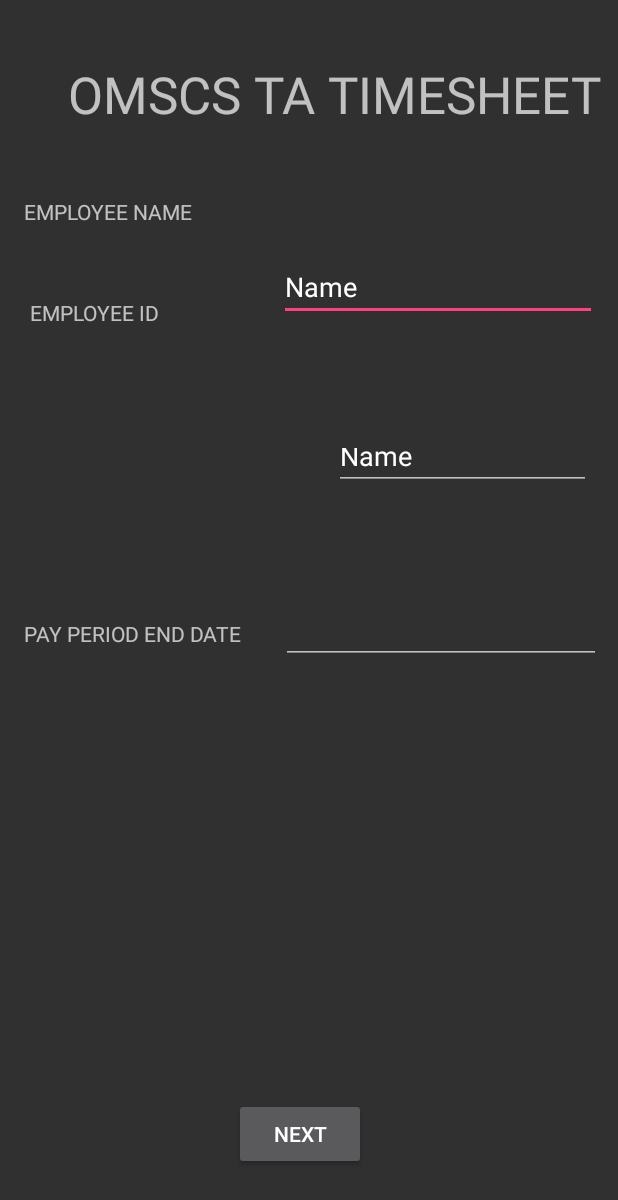
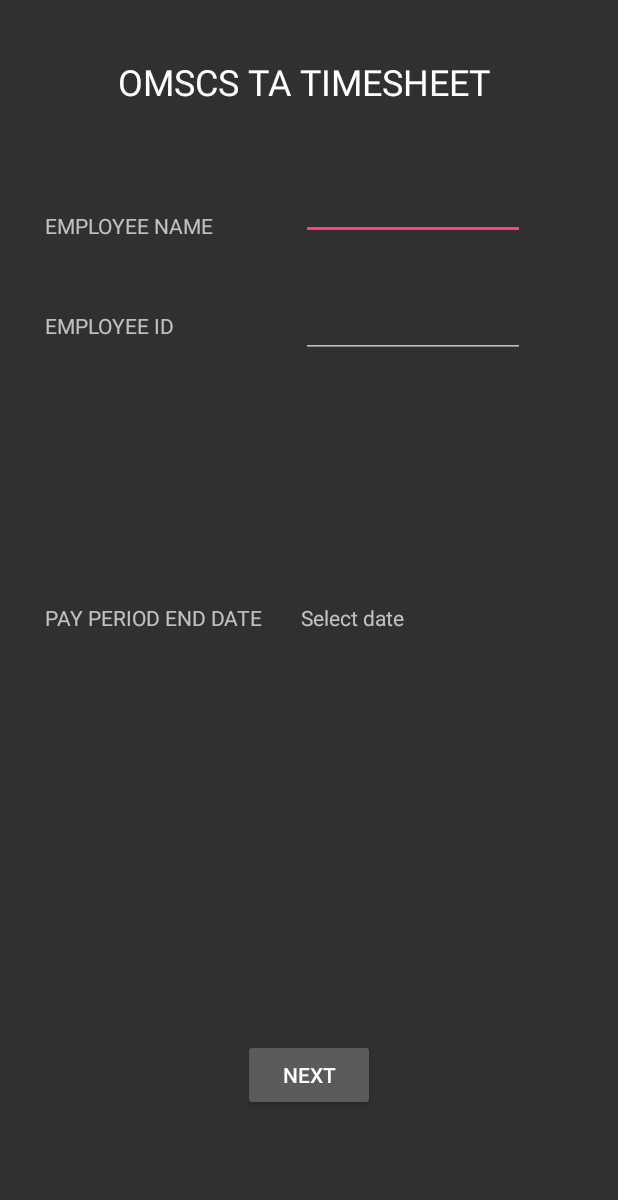
Before and after one commit to CS6460TeamKM/FinalCode, an Android app: the screen it shows after launch (MainActivity), on a phone screen of 412 x 824 dp. Shown: the top 1200 px of the screen. Run offline under Robolectric (Android 15) with nearby library versions, the phone set to English and light mode, and no system bars.

Commit message:
Added calender

```diff
--- a/Time_Sheet/app/src/main/res/layout/activity_main.xml
+++ b/Time_Sheet/app/src/main/res/layout/activity_main.xml
@@ -1,116 +1,91 @@
 <?xml version="1.0" encoding="utf-8"?>
-<android.support.constraint.ConstraintLayout xmlns:android="http://schemas.android.com/apk/res/android"
+<RelativeLayout xmlns:android="http://schemas.android.com/apk/res/android"
     xmlns:app="http://schemas.android.com/apk/res-auto"
     xmlns:tools="http://schemas.android.com/tools"
     android:layout_width="match_parent"
     android:layout_height="match_parent"
     tools:context="com.teamkm.time_sheet.MainActivity"
-    tools:layout_editor_absoluteY="81dp">
+    tools:layout_editor_absoluteY="81dp"
+    >
+
+
+    <TextView
+        android:id="@+id/textView"
+        android:layout_width="wrap_content"
+        android:layout_height="wrap_content"
+        android:layout_alignParentTop="true"
+        android:layout_centerHorizontal="true"
+        android:layout_marginTop="38dp"
+        android:text="OMSCS TA TIMESHEET "
+        android:textAppearance="@style/TextAppearance.AppCompat.Headline" />
+
+    <TextView
+        android:id="@+id/textView2"
+        android:layout_width="wrap_content"
+        android:layout_height="wrap_content"
+        android:layout_alignParentStart="true"
+        android:layout_below="@+id/textView"
+        android:layout_marginStart="30dp"
+        android:layout_marginTop="70dp"
+        android:text="EMPLOYEE NAME" />
+
+    <TextView
+        android:id="@+id/textView3"
+        android:layout_width="wrap_content"
+        android:layout_height="wrap_content"
+        android:layout_alignStart="@+id/textView2"
+        android:layout_below="@+id/textView2"
+        android:layout_marginTop="47dp"
+        android:text="EMPLOYEE ID" />
 
     <TextView
         android:id="@+id/textView4"
         android:layout_width="wrap_content"
         android:layout_height="wrap_content"
-        android:layout_marginBottom="46dp"
-        android:layout_marginEnd="11dp"
-        android:layout_marginTop="40dp"
-        android:text="OMSCS TA TIMESHEET"
-        android:textAppearance="@style/TextAppearance.AppCompat.Display1"
-        app:layout_constraintBottom_toTopOf="@+id/textView"
-        app:layout_constraintEnd_toEndOf="parent"
-        app:layout_constraintTop_toTopOf="parent" />
-
-    <TextView
-        android:id="@+id/textView"
-        android:layout_width="wrap_content"
-        android:layout_height="wrap_content"
-        android:layout_marginBottom="21dp"
-        android:layout_marginEnd="57dp"
-        android:layout_marginStart="16dp"
-        android:text="EMPLOYEE NAME"
-        app:layout_constraintBottom_toTopOf="@+id/textView2"
-        app:layout_constraintEnd_toStartOf="@+id/edName"
-        app:layout_constraintStart_toStartOf="parent"
-        app:layout_constraintTop_toBottomOf="@+id/textView4" />
-
-    <TextView
-        android:id="@+id/textView2"
-        android:layout_width="116dp"
-        android:layout_height="21dp"
-        android:layout_marginEnd="83dp"
-        android:layout_marginStart="16dp"
-        android:layout_marginTop="48dp"
-        android:text="EMPLOYEE ID"
-        app:layout_constraintEnd_toStartOf="@+id/edID"
-        app:layout_constraintStart_toStartOf="parent"
-        app:layout_constraintTop_toBottomOf="@+id/textView" />
-
-    <TextView
-        android:id="@+id/textView3"
-        android:layout_width="wrap_content"
-        android:layout_height="22dp"
-        android:layout_marginEnd="26dp"
-        android:layout_marginStart="16dp"
-        android:layout_marginTop="8dp"
-        android:text="PAY PERIOD END DATE"
-        app:layout_constraintEnd_toStartOf="@+id/edDate"
-        app:layout_constraintStart_toStartOf="parent"
-        app:layout_constraintTop_toTopOf="@+id/edDate" />
+        android:layout_alignStart="@+id/textView3"
+        android:layout_centerVertical="true"
+        android:text="PAY PERIOD END DATE" />
 
     <EditText
         android:id="@+id/edName"
-        android:layout_width="0dp"
-        android:layout_height="39dp"
-        android:layout_marginBottom="12dp"
-        android:layout_marginEnd="14dp"
-        android:layout_marginTop="26dp"
-        android:ems="10"
+        android:layout_width="wrap_content"
+        android:layout_height="wrap_content"
+        android:layout_alignBottom="@+id/textView2"
+        android:layout_marginStart="25dp"
+        android:layout_toEndOf="@+id/textView4"
+        android:ems="7"
         android:inputType="textPersonName"
-        android:text="Name"
-        app:layout_constraintBottom_toTopOf="@+id/edID"
-        app:layout_constraintEnd_toEndOf="parent"
-        app:layout_constraintStart_toEndOf="@+id/textView"
-        app:layout_constraintTop_toBottomOf="@+id/textView4" />
+       />
 
     <EditText
         android:id="@+id/edID"
-        android:layout_width="171dp"
-        android:layout_height="38dp"
-        android:layout_marginBottom="7dp"
-        android:layout_marginEnd="14dp"
-        android:layout_marginTop="12dp"
-        android:ems="10"
-        android:inputType="textPersonName"
-        android:text="Name"
-        app:layout_constraintBottom_toTopOf="@+id/edDate"
-        app:layout_constraintEnd_toEndOf="parent"
-        app:layout_constraintStart_toEndOf="@+id/textView2"
-        app:layout_constraintTop_toBottomOf="@+id/textView"
-        app:layout_constraintVertical_bias="0.642" />
+        android:layout_width="wrap_content"
+        android:layout_height="wrap_content"
+        android:layout_alignBaseline="@+id/textView3"
+        android:layout_alignBottom="@+id/textView3"
+        android:layout_alignStart="@+id/edName"
+        android:ems="7"
+        android:inputType="numberDecimal" />
 
-    <EditText
+    <TextView
         android:id="@+id/edDate"
-        android:layout_width="0dp"
-        android:layout_height="38dp"
-        android:layout_marginBottom="44dp"
-        android:layout_marginEnd="11dp"
-        android:ems="10"
+        android:layout_width="wrap_content"
+        android:layout_height="wrap_content"
+        android:layout_alignStart="@+id/edID"
+        android:layout_centerVertical="true"
         android:inputType="date"
-        app:layout_constraintBottom_toTopOf="@+id/btnNext"
-        app:layout_constraintEnd_toEndOf="parent"
-        app:layout_constraintStart_toEndOf="@+id/textView3"
-        app:layout_constraintTop_toBottomOf="@+id/textView2"
-        app:layout_constraintVertical_bias="0.429" />
+        android:text="Select date"
+        android:ems="7"
+        />
 
     <Button
         android:id="@+id/btnNext"
         android:layout_width="wrap_content"
         android:layout_height="wrap_content"
-        android:layout_marginBottom="44dp"
-        android:layout_marginEnd="168dp"
-        android:text="Next"
+        android:layout_alignParentBottom="true"
+        android:layout_centerHorizontal="true"
+        android:layout_marginBottom="83dp"
+        android:text="NEXT"
         android:onClick="Next"
-        app:layout_constraintBottom_toBottomOf="parent"
-        app:layout_constraintEnd_toEndOf="parent" />
-
-</android.support.constraint.ConstraintLayout>
+        />
+</RelativeLayout>
--- a/Time_Sheet/app/src/main/res/values/colors.xml
+++ b/Time_Sheet/app/src/main/res/values/colors.xml
@@ -1,6 +1,6 @@
 <?xml version="1.0" encoding="utf-8"?>
 <resources>
-    <color name="colorPrimary">#3F51B5</color>
-    <color name="colorPrimaryDark">#303F9F</color>
+    <color name="colorPrimary">#4285f4</color>
+    <color name="colorPrimaryDark">#3367d6</color>
     <color name="colorAccent">#FF4081</color>
 </resources>
--- a/Time_Sheet/app/src/main/res/values/strings.xml
+++ b/Time_Sheet/app/src/main/res/values/strings.xml
@@ -1,10 +1,10 @@
 <resources>
-    <string name="app_name">Time_Sheet</string>
+    <string name="app_name">OMSCS TA TIMESHEET</string>
     <string name="hello_world">Hello world!</string>
     <string name="action_settings">Settings</string>
-    <string name="hint_sign">Get Signature</string>
+    <string name="hint_sign">Signature</string>
     <string name="dialog_title">SIGN HERE</string>
     <string name="hint_cancel">Cancel</string>
     <string name="hint_clear">Clear</string>
-    <string name="hint_save">Save</string>
+    <string name="hint_save">Send</string>
 </resources>
```
Also changed, not shown: Time_Sheet/app/src/main/java/com/teamkm/time_sheet/Details.java (+9 -0 lines), Time_Sheet/app/src/main/java/com/teamkm/time_sheet/MainActivity.java (+71 -3 lines), Time_Sheet/app/src/main/java/com/teamkm/time_sheet/Signature.java (+34 -0 lines), Time_Sheet/app/src/main/res/layout/activity_details.xml (+12 -3 lines).
